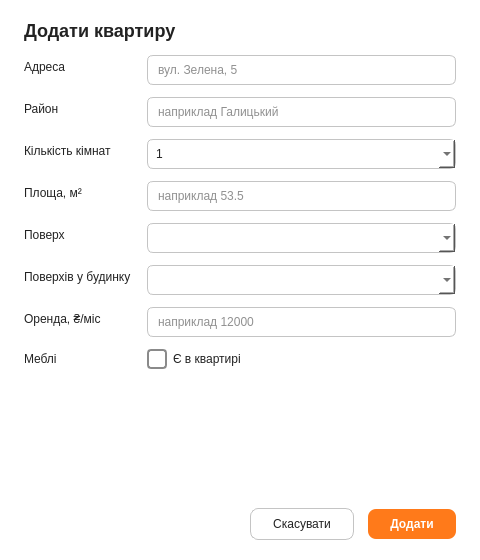
FedoliakLA/Kursova, file Addflatdialog.ui: the form before one commit.
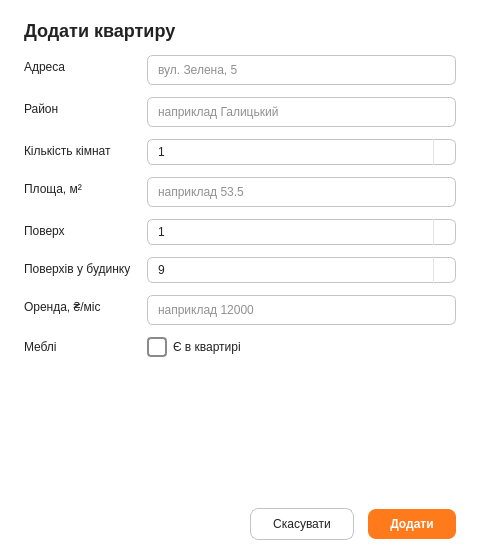
The form after the commit. Icons and pictures are not drawn.

The edit to the form file:
```diff
--- a/Addflatdialog.ui
+++ b/Addflatdialog.ui
@@ -33,6 +33,26 @@
         selection-background-color: #ff7a1a; selection-color: #ffffff;
     }
 
+    QSpinBox {
+        color: #222222; background: #ffffff;
+        border: 1px solid #c4c4c4; border-radius: 6px;
+        padding: 4px 26px 4px 8px;
+    }
+    QSpinBox:focus { border: 1px solid #ff7a1a; }
+    QSpinBox:disabled { background: #f0f0f0; color: #aaaaaa; border-color: #e0e0e0; }
+    QSpinBox::up-button {
+        subcontrol-origin: border; subcontrol-position: top right; width: 22px;
+        border: none; border-left: 1px solid #e3e3e3; border-top-right-radius: 6px; background: transparent;
+    }
+    QSpinBox::down-button {
+        subcontrol-origin: border; subcontrol-position: bottom right; width: 22px;
+        border: none; border-left: 1px solid #e3e3e3; border-bottom-right-radius: 6px; background: transparent;
+    }
+    QSpinBox::up-button:hover, QSpinBox::down-button:hover { background: #ffe3cc; }
+    QSpinBox::up-arrow { image: url(:/arrow_up.png); width: 12px; height: 12px; }
+    QSpinBox::down-arrow { image: url(:/arrow_down.png); width: 12px; height: 12px; }
+    QSpinBox QLineEdit { border: none; background: transparent; padding: 0; }
+
     QCheckBox { color: #222222; background: transparent; spacing: 6px; }
     QCheckBox::indicator {
         width: 16px; height: 16px; border: 2px solid #8a8a8a; border-radius: 4px; background: #ffffff;
@@ -119,37 +139,19 @@
       </widget>
      </item>
      <item row="2" column="1">
-      <widget class="QComboBox" name="cbRooms">
-       <item>
-        <property name="text">
-         <string>1</string>
-        </property>
-       </item>
-       <item>
-        <property name="text">
-         <string>2</string>
-        </property>
-       </item>
-       <item>
-        <property name="text">
-         <string>3</string>
-        </property>
-       </item>
-       <item>
-        <property name="text">
-         <string>4</string>
-        </property>
-       </item>
-       <item>
-        <property name="text">
-         <string>5</string>
-        </property>
-       </item>
-       <item>
-        <property name="text">
-         <string>6</string>
-        </property>
-       </item>
+      <widget class="QSpinBox" name="spRooms">
+       <property name="toolTip">
+        <string>Кількість кімнат (від 1 до 10)</string>
+       </property>
+       <property name="minimum">
+        <number>1</number>
+       </property>
+       <property name="maximum">
+        <number>10</number>
+       </property>
+       <property name="value">
+        <number>1</number>
+       </property>
       </widget>
      </item>
      <item row="3" column="0">
@@ -174,7 +176,19 @@
       </widget>
      </item>
      <item row="4" column="1">
-      <widget class="QComboBox" name="cbFloor">
+      <widget class="QSpinBox" name="spFloor">
+       <property name="toolTip">
+        <string>Поверх, на якому розташована квартира. Не більший за кількість поверхів у будинку</string>
+       </property>
+       <property name="minimum">
+        <number>1</number>
+       </property>
+       <property name="maximum">
+        <number>9</number>
+       </property>
+       <property name="value">
+        <number>1</number>
+       </property>
       </widget>
      </item>
      <item row="5" column="0">
@@ -185,7 +199,19 @@
       </widget>
      </item>
      <item row="5" column="1">
-      <widget class="QComboBox" name="cbTotalFloors">
+      <widget class="QSpinBox" name="spTotalFloors">
+       <property name="toolTip">
+        <string>Кількість поверхів у будинку (від 1 до 60)</string>
+       </property>
+       <property name="minimum">
+        <number>1</number>
+       </property>
+       <property name="maximum">
+        <number>60</number>
+       </property>
+       <property name="value">
+        <number>9</number>
+       </property>
       </widget>
      </item>
      <item row="6" column="0">
```
Left out of the diff: 27 changed lines with no effect on the pictures.
